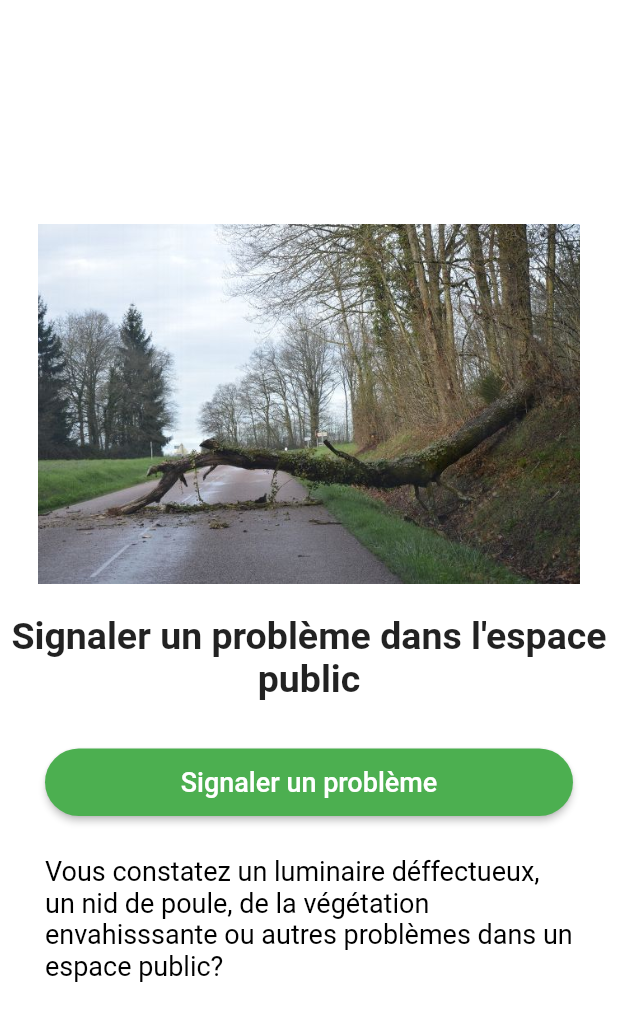
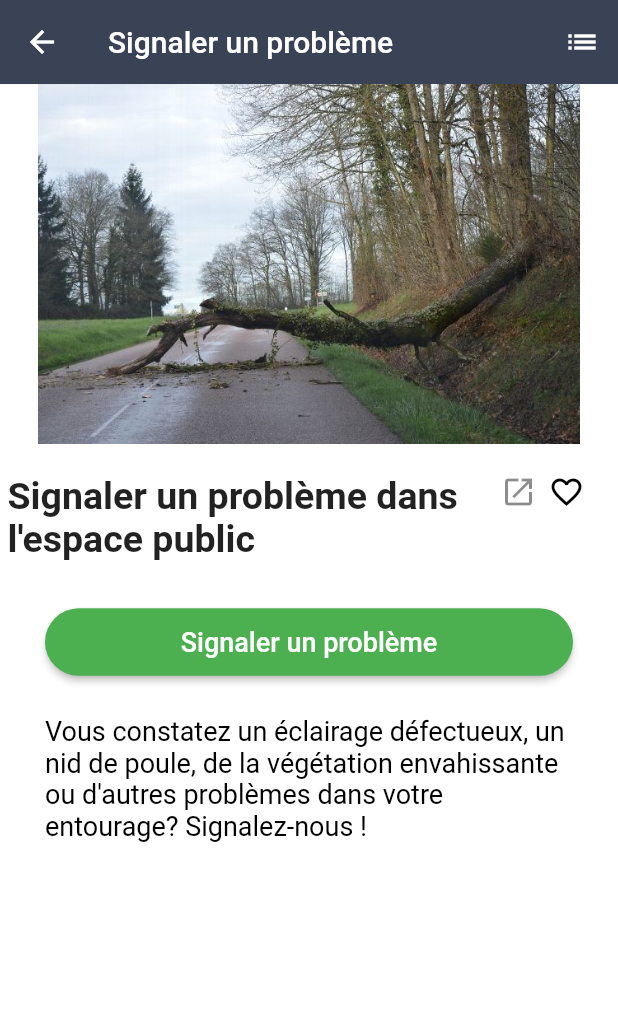
Before and after one commit to teamdown/smartcityapp, a Flutter app: the SignalPage screen opened by its route, on a phone screen of 412 x 824 dp. Shown: the top 1021 px of the screen. Run offline on Flutter 3.47's test engine with Material 2 defaults, Android fonts, the phone set to English and light mode, and no system bars; our stand-ins replace font_awesome_flutter, google_maps_flutter.

Commit message:
signalisation

```diff
--- a/lib/logic/viewmodel/menu_view_model.dart
+++ b/lib/logic/viewmodel/menu_view_model.dart
@@ -44,7 +44,8 @@ class MenuViewModel {
           menuColor: Colors.white,
           icon: Icons.add,
           image: UIData.verifyImage,
-          link: "Signal",)
+          link: "Signal",),
+      Menu(
           title: "News Feed",
           menuColor: Color(0xff7f5741),
           icon: Icons.timeline,
--- a/lib/main.dart
+++ b/lib/main.dart
@@ -9,7 +9,6 @@ import './ui/page/maps/tourist_reception.dart';
 import './logic/SwipeAnimation/index.dart';
 import './ui/page/agenda/home_agenda.dart';
 import './ui/page/signal/signal_page.dart';
-import './ui/page/agenda/home_agenda.dart';
 import './ui/page/timeline/timeline_two_page.dart';
 import './ui/page/welcome/welcome_page.dart';
 import './ui/page/recycling/recycling_page.dart';
--- a/lib/ui/page/signal/signal_page.dart
+++ b/lib/ui/page/signal/signal_page.dart
@@ -5,38 +5,68 @@ class SignalPage extends StatelessWidget {
   Widget build(BuildContext context) {
     return Scaffold(
       backgroundColor: Colors.white,
-      body: Center(
-        child: signalBody(),
+      appBar: topAppBar,
+      body: Container(
+        child: signalBody(context),
       ),
     );
   }
 
-  signalBody() => SingleChildScrollView(
+  final topAppBar = AppBar(
+    elevation: 0.1,
+    backgroundColor: Color.fromRGBO(58, 66, 86, 1.0),
+    title: Text('Signaler un problème'),
+    actions: <Widget>[
+      IconButton(
+        icon: Icon(Icons.list),
+        onPressed: () {},
+      )
+    ],
+  );
+
+  signalBody(context) => SingleChildScrollView(
         child: Column(
           mainAxisAlignment: MainAxisAlignment.spaceAround,
-          children: <Widget>[signalHeader(), signalFields()],
+          children: <Widget>[signalHeader(context), signalFields()],
         ),
       );
 
-  signalHeader() => Column(
-
-        mainAxisAlignment: MainAxisAlignment.spaceBetween,
+  signalHeader(context) => Column(
         children: [
-         /*Image.asset(
-          'images/arbre.jpg',
-          height: 240.0,
-          fit: BoxFit.cover,
-        ),*/
           new SignalWidget(),
           SizedBox(
               height: 20.0,
             ),
-          Text(
-            "Signaler un problème dans l'espace public",
-            style: TextStyle(fontWeight: FontWeight.bold,fontSize: 25.0),
-            textAlign: TextAlign.center,
-            //style: new TextStyle(color: Colors.black),
-          ),
+
+          Row(crossAxisAlignment: CrossAxisAlignment.start,
+            children: <Widget>[
+            Container(
+              padding: EdgeInsets.only(left: 5),
+              child:
+              Text(
+                "Signaler un problème dans l'espace public",
+                style: TextStyle(fontWeight: FontWeight.bold,fontSize: 25.0),
+                textAlign: TextAlign.start,
+                //style: new TextStyle(color: Colors.black),
+                ),
+                width: MediaQuery.of(context).size.width * 0.8,
+            ),
+
+            Padding(padding: EdgeInsets.all(2),),
+
+            Icon(
+              Icons.open_in_new,
+              color: Colors.black45,
+            ),
+            Padding(padding: EdgeInsets.all(4),),
+
+            Icon(
+              Icons.favorite_border,
+              color: Colors.black,
+            ),
+
+          ],)
+
         ],
       );
 
@@ -69,7 +99,7 @@ class SignalPage extends StatelessWidget {
             Container(
               padding: EdgeInsets.symmetric(vertical: 20.0, horizontal: 30.0),
               child: Text(
-                "Vous constatez un luminaire déffectueux, un nid de poule, de la végétation envahisssante ou autres problèmes dans un espace public?",
+                "Vous constatez un éclairage défectueux, un nid de poule, de la végétation envahissante ou d'autres problèmes dans votre entourage? Signalez-nous !",
                 style: new TextStyle(color: Colors.black,fontSize: 18.0),
                 //textAlign: TextAlign.center
 
```
